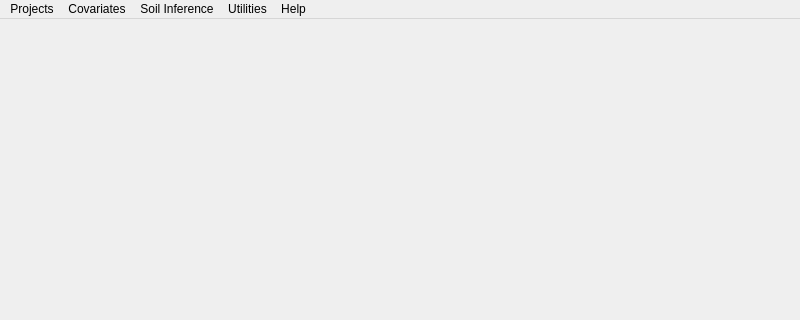
The window that mainwindow.ui (lreis2415/iSoLIM) describes before a commit, drawn with Qt 5; both pictures show x 0 to 800 and y 0 to 320 of the 800 by 600 pixel window.
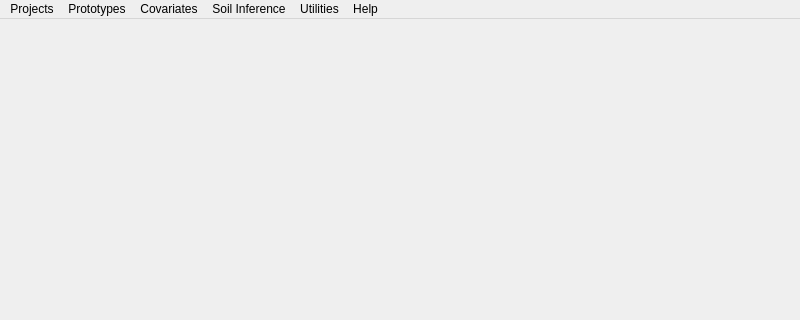
The same window after the commit.

```diff
--- a/mainwindow.ui
+++ b/mainwindow.ui
@@ -67,7 +67,16 @@
      <string>Help</string>
     </property>
    </widget>
+   <widget class="QMenu" name="menuPrototypes">
+    <property name="title">
+     <string>Prototypes</string>
+    </property>
+    <addaction name="actionAdd_prototypes_from_samples"/>
+    <addaction name="actionAdd_prototypes_from_expert"/>
+    <addaction name="actionAdd_prototypes_from_Data_Mining"/>
+   </widget>
    <addaction name="menuProjects"/>
+   <addaction name="menuPrototypes"/>
    <addaction name="menuCovariates"/>
    <addaction name="menuSoil_Inference"/>
    <addaction name="menuUtilities"/>
```
Left out of the diff: 4 changed lines with no effect on the pictures.
